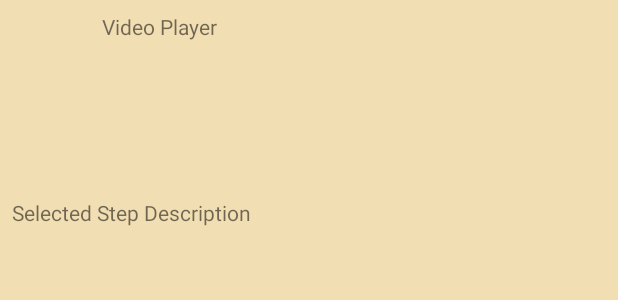
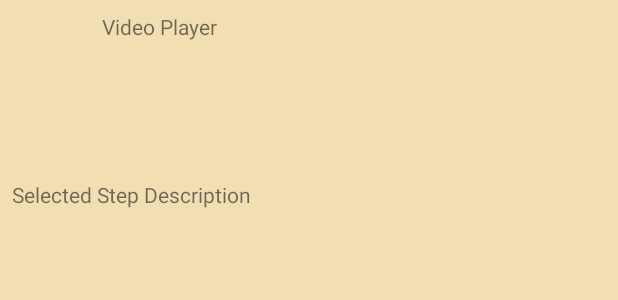
Before and after one commit to chipk215/Bake, an Android app: the layout fragment_steps.xml on its own in the app's theme, with its tools: preview values and no code run, on a phone screen of 412 x 824 dp. Shown: the top 300 px of the screen. Run offline under Robolectric (Android 15) with nearby library versions, the phone set to English and light mode, and no system bars.

Commit message:
Working on steps list view

```diff
--- a/app/src/main/res/layout/fragment_steps.xml
+++ b/app/src/main/res/layout/fragment_steps.xml
@@ -1,11 +1,15 @@
 <?xml version="1.0" encoding="utf-8"?>
-<layout xmlns:app="http://schemas.android.com/apk/res-auto"
-    xmlns:tools="http://schemas.android.com/tools"
-    xmlns:android="http://schemas.android.com/apk/res/android">
+<layout xmlns:android="http://schemas.android.com/apk/res/android"
+    xmlns:app="http://schemas.android.com/apk/res-auto"
+    xmlns:tools="http://schemas.android.com/tools">
 
     <data>
-        <variable name="step" type="com.keyeswest.bake.models.StepViewModel"/>
+
+        <variable
+            name="step"
+            type="com.keyeswest.bake.models.StepViewModel" />
     </data>
+
 
     <android.support.constraint.ConstraintLayout
 
@@ -16,7 +20,7 @@
         <TextView
             android:id="@+id/textView2"
             android:layout_width="276dp"
-            android:layout_height="100dp"
+            android:layout_height="104dp"
             android:layout_marginEnd="8dp"
             android:layout_marginStart="8dp"
             android:layout_marginTop="8dp"
@@ -26,36 +30,33 @@
             app:layout_constraintTop_toTopOf="parent"
             tools:text="Video Player" />
 
-        <android.support.constraint.Guideline
-            android:id="@+id/guideline"
+        <TextView
+            android:id="@+id/step_description"
             android:layout_width="wrap_content"
             android:layout_height="wrap_content"
-            android:orientation="horizontal"
-            app:layout_constraintGuide_begin="124dp" />
+            android:layout_marginEnd="8dp"
+
+            android:layout_marginStart="8dp"
+            android:layout_marginTop="8dp"
+            app:layout_constraintEnd_toEndOf="parent"
+            app:layout_constraintHorizontal_bias="0.0"
+            app:layout_constraintStart_toStartOf="parent"
+            app:layout_constraintTop_toBottomOf="@+id/textView2"
+            tools:text="Selected Step Description" />
 
         <android.support.v7.widget.RecyclerView
             android:id="@+id/steps_recyclerView"
             android:layout_width="0dp"
-            android:layout_height="wrap_content"
+            android:layout_height="325dp"
             android:layout_marginEnd="8dp"
             android:layout_marginStart="8dp"
             android:layout_marginTop="8dp"
             app:layout_constraintEnd_toEndOf="parent"
+            app:layout_constraintHorizontal_bias="1.0"
             app:layout_constraintStart_toStartOf="parent"
             app:layout_constraintTop_toBottomOf="@+id/step_description" />
 
-        <TextView
-            android:id="@+id/step_description"
-            android:layout_width="0dp"
-            android:layout_height="wrap_content"
-            android:layout_marginEnd="8dp"
-            android:layout_marginStart="8dp"
-            android:layout_marginTop="8dp"
-
-            app:layout_constraintEnd_toEndOf="parent"
-            app:layout_constraintStart_toStartOf="parent"
-            app:layout_constraintTop_toTopOf="@+id/guideline"
-            tools:text="Selected Step Description" />
     </android.support.constraint.ConstraintLayout>
 
+
 </layout>
```
